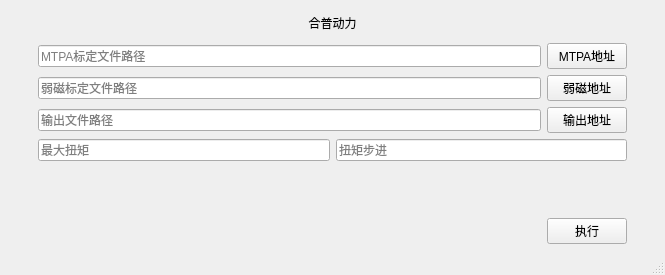
Before: the Qt Designer form csvbatchfileforqt.ui in BombSky/CSVBatchFileForQt, drawn with Qt 5.
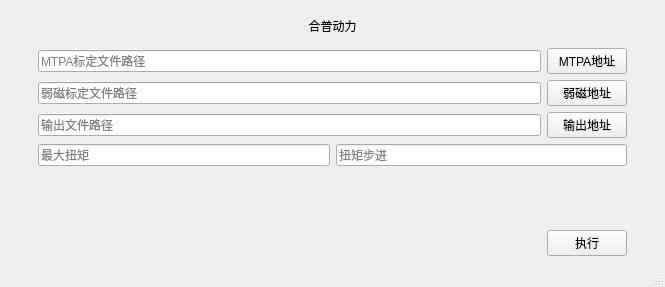
After: the same form once the commit is applied.

Patch:
```diff
--- a/csvbatchfileforqt.ui
+++ b/csvbatchfileforqt.ui
@@ -7,7 +7,7 @@
     <x>0</x>
     <y>0</y>
     <width>665</width>
-    <height>275</height>
+    <height>287</height>
    </rect>
   </property>
   <property name="windowTitle">
```
